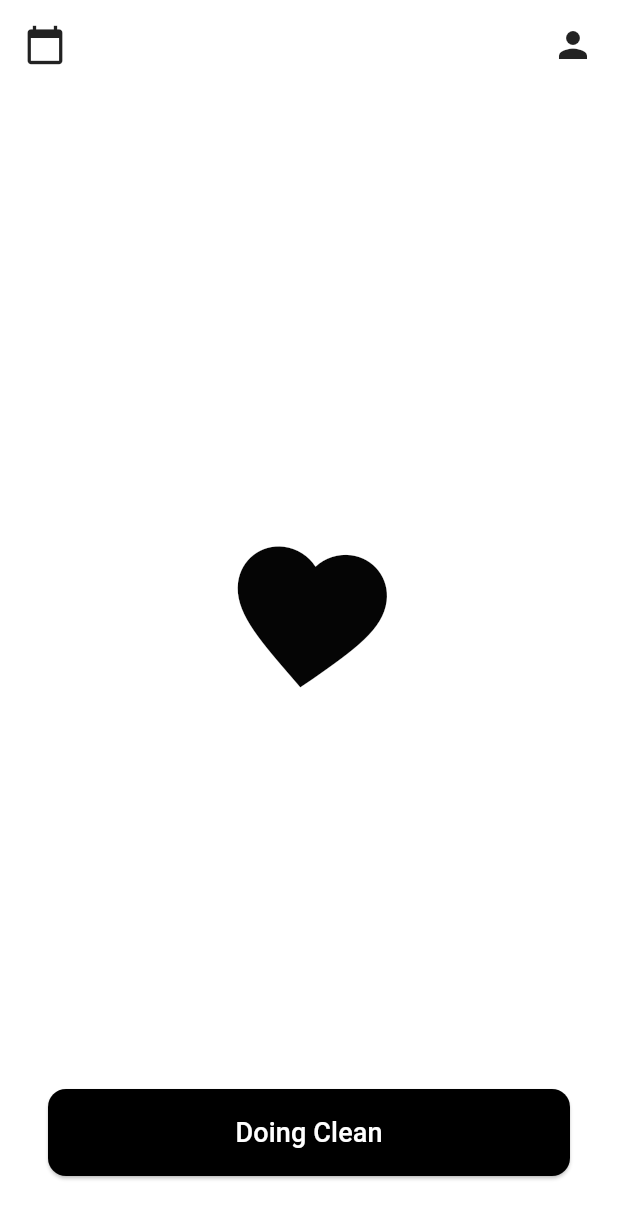
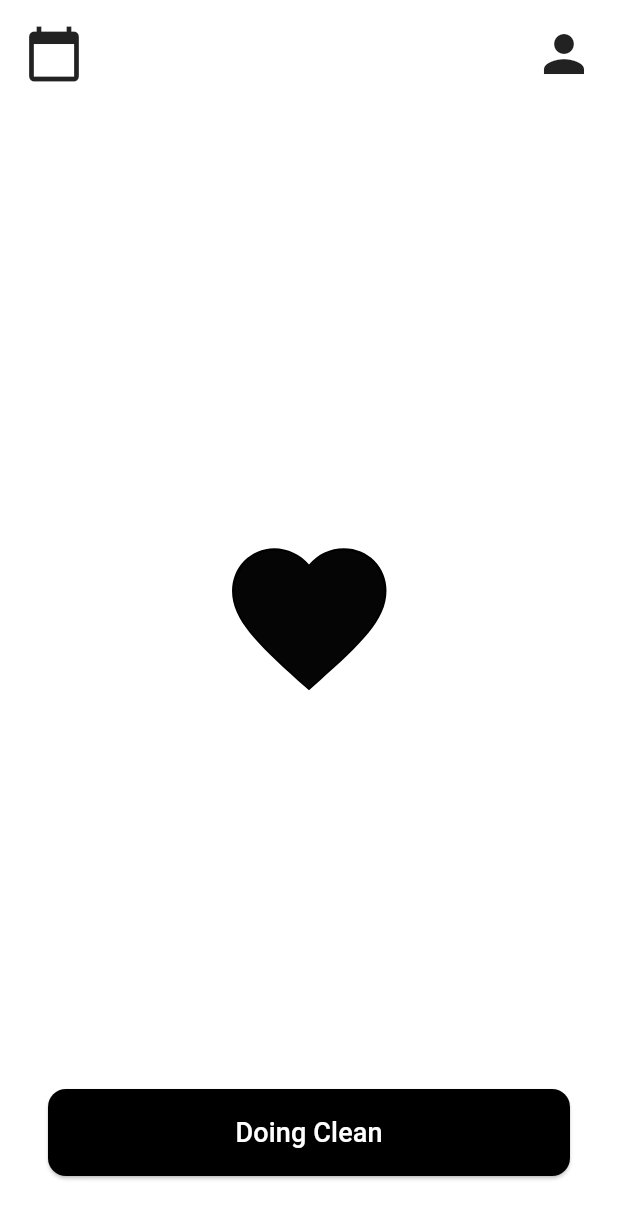
Before and after one commit to mainsprout/mind-laundromat-frontend, a Flutter app: the screen it shows after launch, on a phone screen of 412 x 824 dp. Shown: the top 1219 px of the screen. Run offline on Flutter 3.47's test engine with Material 3 defaults, Android fonts, the phone set to English and light mode, and no system bars.

```diff
--- a/lib/screens/home_screen.dart
+++ b/lib/screens/home_screen.dart
@@ -10,7 +10,7 @@ class HomeScreen extends StatefulWidget {
 
 class _HomeScreenState extends State<HomeScreen> with SingleTickerProviderStateMixin {
   late AnimationController _controller;
-  late Animation<double> _rotationAnimation;
+  late Animation<double> _rotationY;
   late Animation<Color?> _colorAnimation;
 
   @override
@@ -20,9 +20,9 @@ class _HomeScreenState extends State<HomeScreen> with SingleTickerProviderStateM
     _controller = AnimationController(
       duration: const Duration(seconds: 2),
       vsync: this,
-    )..repeat(reverse: true); // 계속 반복
+    )..repeat(reverse: true);
 
-    _rotationAnimation = Tween<double>(begin: 0, end: 2 * pi).animate(
+    _rotationY = Tween<double>(begin: 0, end: pi).animate(
       CurvedAnimation(parent: _controller, curve: Curves.easeInOut),
     );
 
@@ -44,29 +44,44 @@ class _HomeScreenState extends State<HomeScreen> with SingleTickerProviderStateM
       body: SafeArea(
         child: Stack(
           children: [
-            // 상단 아이콘
+            // 상단 아이콘들
             Positioned(
               top: 16,
               left: 16,
-              child: Icon(Icons.calendar_today, size: 28),
+              child: Icon(Icons.calendar_today, size: 40),
             ),
             Positioned(
               top: 16,
               right: 16,
-              child: Icon(Icons.person, size: 28),
+              child: Icon(Icons.person, size: 40),
             ),
 
-            // 중앙 회전 하트 애니메이션
+            // 중앙: Y축 회전 하트
             Center(
               child: AnimatedBuilder(
-                animation: _controller,
+                animation: _rotationY,
                 builder: (context, child) {
-                  return Transform.rotate(
-                    angle: _rotationAnimation.value,
-                    child: Icon(
-                      Icons.favorite,
-                      size: 120,
-                      color: _colorAnimation.value,
+                  return Transform(
+                    alignment: Alignment.center,
+                    transform: Matrix4.identity()
+                      ..setEntry(3, 2, 0.001)
+                      ..rotateY(_rotationY.value),
+                    child: Stack(
+                      alignment: Alignment.center,
+                      children: [
+                        // 테두리 하트 (항상 검정색)
+                        Icon(
+                          Icons.favorite_border,
+                          size: 124, // 살짝 크게
+                          color: Colors.black,
+                        ),
+                        // 안쪽 하트 (애니메이션 색상)
+                        Icon(
+                          Icons.favorite,
+                          size: 120,
+                          color: _colorAnimation.value,
+                        ),
+                      ],
                     ),
                   );
                 },
```
Also changed, not shown: assets/logo.png (added).
